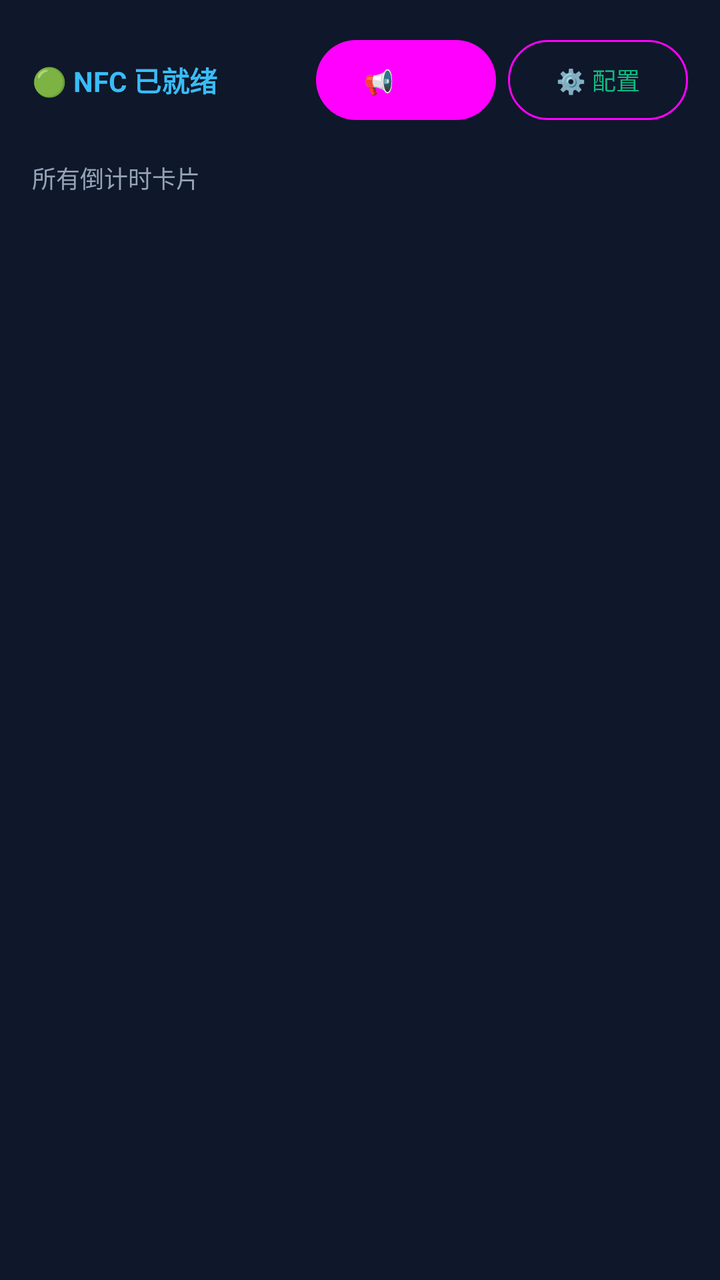
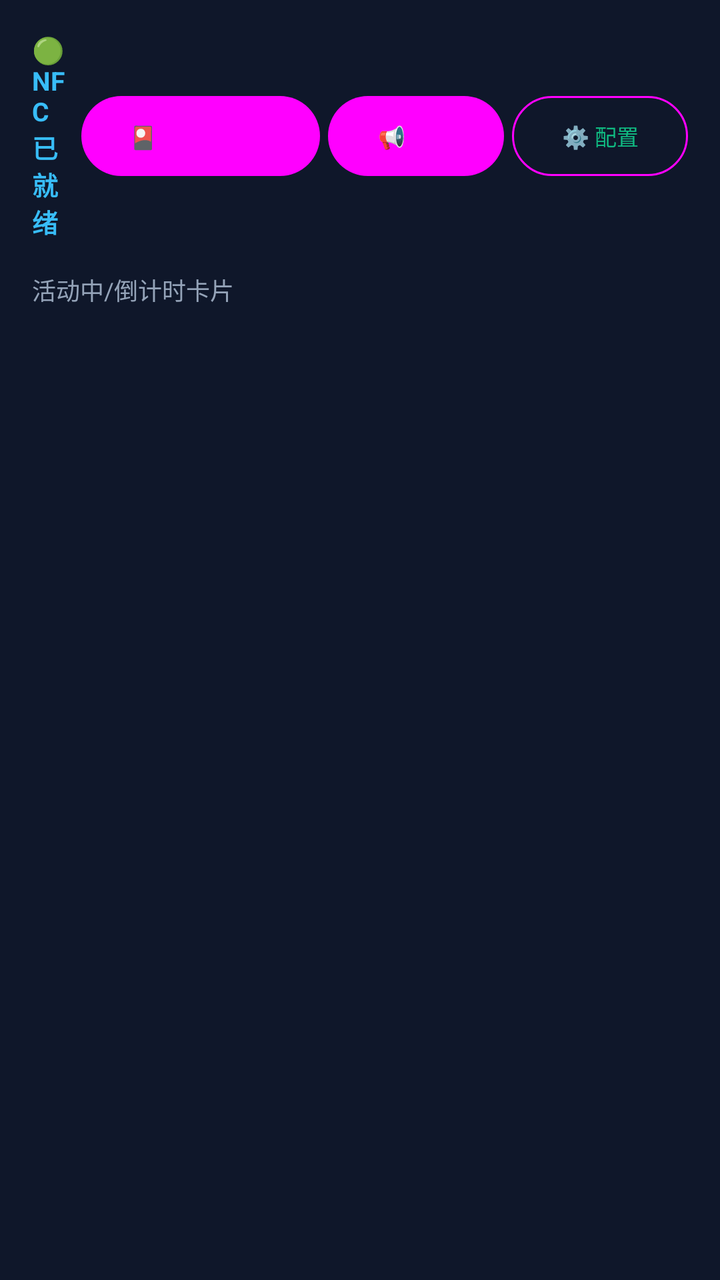

Compare the two renders of this Android layout. The source of the first and the diff that turns it into the second are given below.
<!-- AndroidManifest.xml: application theme Theme.NFCTime -->
<!-- res/layout/activity_main.xml -->
<?xml version="1.0" encoding="utf-8"?>
<LinearLayout xmlns:android="http://schemas.android.com/apk/res/android"
    android:layout_width="match_parent"
    android:layout_height="match_parent"
    android:background="#0F172A"
    android:orientation="vertical"
    android:padding="16dp">

    
    <LinearLayout
        android:layout_width="match_parent"
        android:layout_height="wrap_content"
        android:gravity="center_vertical"
        android:orientation="horizontal">

        <TextView
            android:id="@+id/tvNfcStatus"
            android:layout_width="0dp"
            android:layout_height="wrap_content"
            android:layout_weight="1"
            android:text="🟢 NFC 已就绪"
            android:textColor="#38BDF8"
            android:textSize="14sp"
            android:textStyle="bold" />

        <Button
            android:id="@+id/btnAnnounce"
            style="@style/Widget.Material3.Button.TonalButton"
            android:layout_width="wrap_content"
            android:layout_height="wrap_content"
            android:text="📢 公告"
            android:textSize="12sp" />

        <Button
            android:id="@+id/btnSettings"
            style="@style/Widget.Material3.Button.OutlinedButton"
            android:layout_width="wrap_content"
            android:layout_height="wrap_content"
            android:layout_marginStart="6dp"
            android:text="⚙️ 配置"
            android:textSize="12sp" />
    </LinearLayout>

    <TextView
        android:layout_width="wrap_content"
        android:layout_height="wrap_content"
        android:layout_marginTop="16dp"
        android:layout_marginBottom="8dp"
        android:text="所有倒计时卡片"
        android:textColor="#94A3B8"
        android:textSize="12sp" />

    <androidx.recyclerview.widget.RecyclerView
        android:id="@+id/rvCards"
        android:layout_width="match_parent"
        android:layout_height="match_parent" />

</LinearLayout>
<!-- resources referenced by this layout -->
<resources>
  <style name="Theme.NFCTime" parent="Theme.MaterialComponents.DayNight.NoActionBar">
          <item name="colorPrimary">#10B981</item>
          <item name="colorPrimaryVariant">#059669</item>
          <item name="colorOnPrimary">#FFFFFF</item>
          <item name="colorSecondary">#38BDF8</item>
          <item name="colorSecondaryVariant">#0284C7</item>
          <item name="colorOnSecondary">#000000</item>
          <item name="android:statusBarColor">#0F172A</item>
      </style>
</resources>

<!-- the commit's change to res/layout/activity_main.xml (unified diff, before → after) -->
@@ -20,25 +20,34 @@
             android:layout_weight="1"
             android:text="🟢 NFC 已就绪"
             android:textColor="#38BDF8"
-            android:textSize="14sp"
+            android:textSize="13sp"
             android:textStyle="bold" />
+
+        <Button
+            android:id="@+id/btnUnusedCards"
+            style="@style/Widget.Material3.Button.TonalButton"
+            android:layout_width="wrap_content"
+            android:layout_height="wrap_content"
+            android:text="🎴 未使用卡片"
+            android:textSize="11sp" />
 
         <Button
             android:id="@+id/btnAnnounce"
             style="@style/Widget.Material3.Button.TonalButton"
             android:layout_width="wrap_content"
             android:layout_height="wrap_content"
+            android:layout_marginStart="4dp"
             android:text="📢 公告"
-            android:textSize="12sp" />
+            android:textSize="11sp" />
 
         <Button
             android:id="@+id/btnSettings"
             style="@style/Widget.Material3.Button.OutlinedButton"
             android:layout_width="wrap_content"
             android:layout_height="wrap_content"
-            android:layout_marginStart="6dp"
+            android:layout_marginStart="4dp"
             android:text="⚙️ 配置"
-            android:textSize="12sp" />
+            android:textSize="11sp" />
     </LinearLayout>
 
     <TextView
@@ -46,7 +55,7 @@
         android:layout_height="wrap_content"
         android:layout_marginTop="16dp"
         android:layout_marginBottom="8dp"
-        android:text="所有倒计时卡片"
+        android:text="活动中/倒计时卡片"
         android:textColor="#94A3B8"
         android:textSize="12sp" />
 
